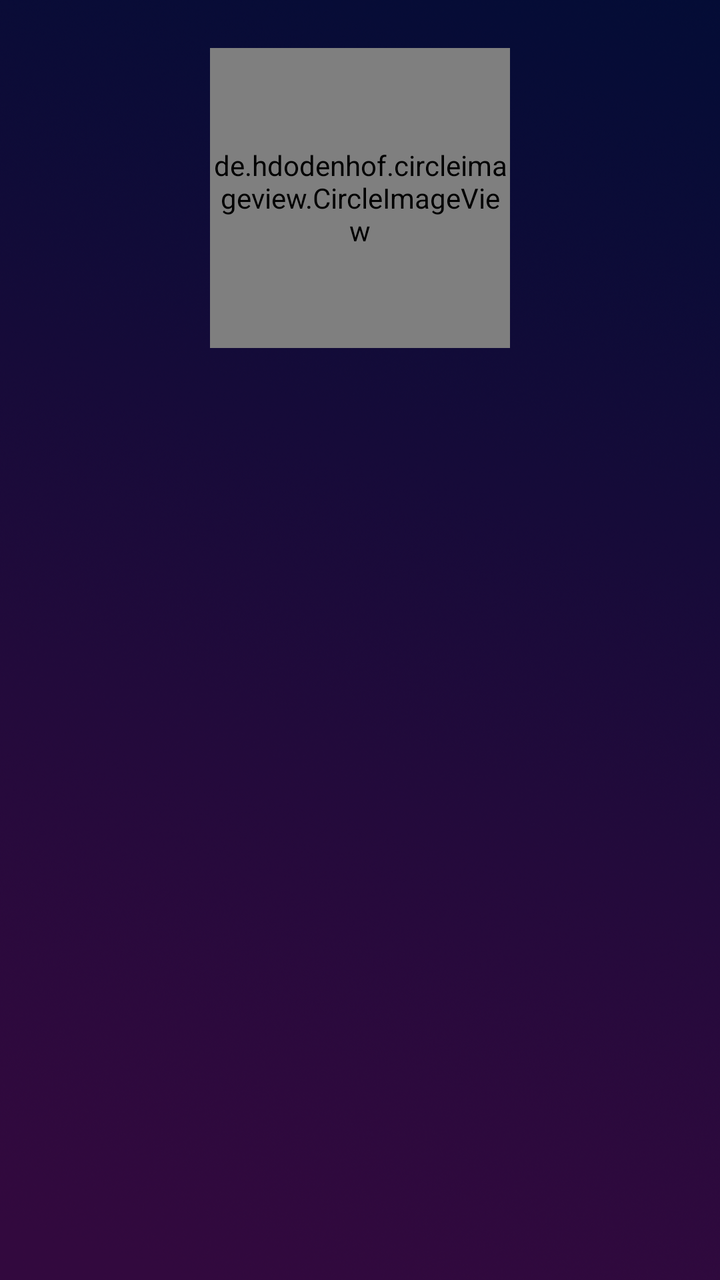
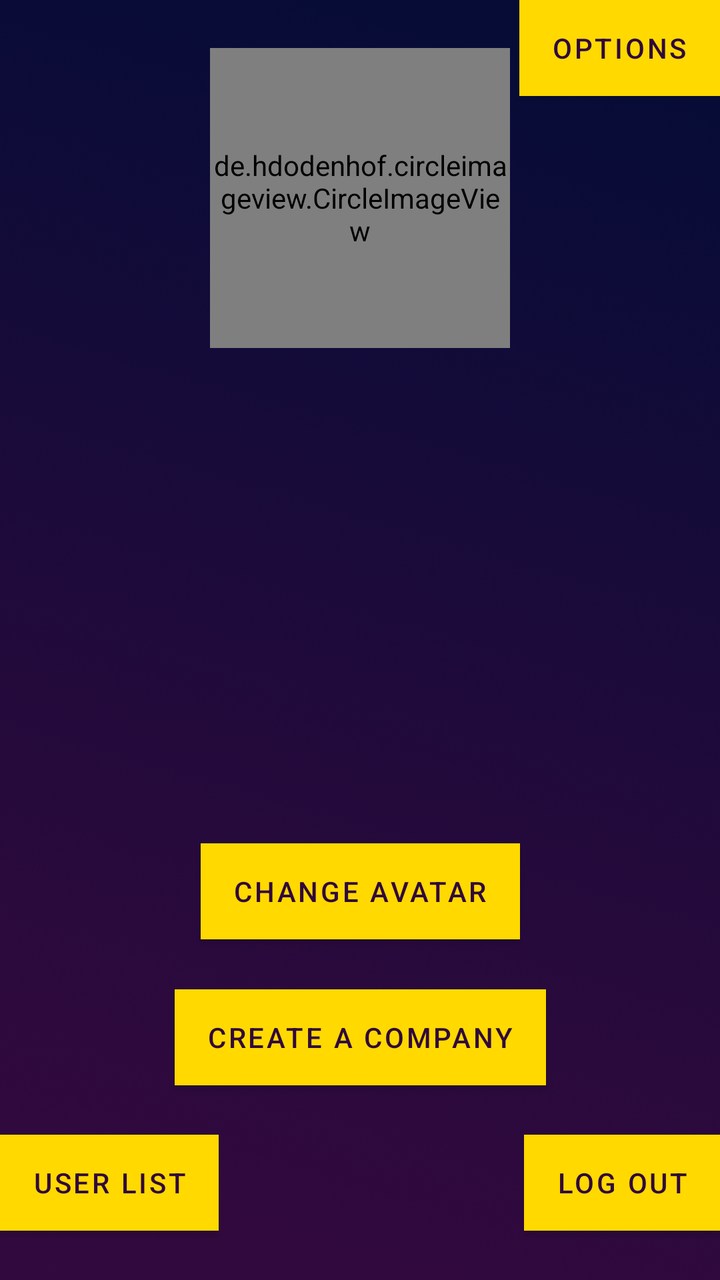

Before-and-after screenshots of an Android layout around one commit, followed by the original layout XML and the change that was made.
<!-- AndroidManifest.xml: activity theme Theme.Tasqr_NoToolBar -->
<!-- res/layout/activity_profile.xml -->
<?xml version="1.0" encoding="utf-8"?>
<androidx.constraintlayout.widget.ConstraintLayout xmlns:android="http://schemas.android.com/apk/res/android"
    xmlns:app="http://schemas.android.com/apk/res-auto"
    xmlns:tools="http://schemas.android.com/tools"
    android:layout_width="match_parent"
    android:layout_height="match_parent"
    android:background="@drawable/backgroundlogin"
    tools:context=".ProfileActivity">

    <androidx.constraintlayout.widget.ConstraintLayout
        android:layout_width="match_parent"
        android:layout_height="match_parent"
        app:layout_constraintBottom_toBottomOf="parent"
        app:layout_constraintEnd_toEndOf="parent"
        app:layout_constraintHorizontal_bias="0.0"
        app:layout_constraintStart_toStartOf="parent"
        app:layout_constraintTop_toTopOf="parent"
        app:layout_constraintVertical_bias="0.0">

        <de.hdodenhof.circleimageview.CircleImageView
            android:id="@+id/user_avatar"
            android:layout_width="150dp"
            android:layout_height="150dp"
            android:layout_marginTop="52dp"
            android:layout_marginBottom="32dp"
            app:layout_constraintBottom_toTopOf="@+id/user_name"
            app:layout_constraintEnd_toEndOf="parent"
            app:layout_constraintStart_toStartOf="parent"
            app:layout_constraintTop_toTopOf="parent"/>

        <TextView
            android:id="@+id/user_name"
            android:layout_width="wrap_content"
            android:layout_height="wrap_content"
            android:text=""
            android:textColor="@color/tasqr_yellow"
            android:textSize="36sp"
            app:layout_constraintBottom_toTopOf="@+id/user_surname"
            app:layout_constraintEnd_toEndOf="parent"
            app:layout_constraintStart_toStartOf="parent" />

        <TextView
            android:id="@+id/user_surname"
            android:layout_width="wrap_content"
            android:layout_height="wrap_content"
            android:text=""
            android:layout_marginTop="2dp"
            android:textColor="@color/tasqr_yellow"
            android:textSize="36sp"
            app:layout_constraintBottom_toBottomOf="parent"
            app:layout_constraintEnd_toEndOf="parent"
            app:layout_constraintHorizontal_bias="0.503"
            app:layout_constraintStart_toStartOf="parent"
            app:layout_constraintTop_toTopOf="parent"
            app:layout_constraintVertical_bias="0.38" />


        <TextView
            android:id="@+id/user_email"
            android:layout_width="wrap_content"
            android:layout_height="wrap_content"
            android:layout_marginTop="24dp"
            android:text=""
            android:textColor="@color/tasqr_yellow"
            android:textSize="36sp"
            app:layout_constraintBottom_toTopOf="@+id/user_password"
            app:layout_constraintEnd_toEndOf="parent"
            app:layout_constraintStart_toStartOf="parent"
            app:layout_constraintTop_toBottomOf="@+id/user_surname" />

        <TextView
            android:id="@+id/user_password"
            android:layout_width="wrap_content"
            android:layout_height="wrap_content"
            android:text=""
            android:layout_marginTop="2dp"
            android:textColor="@color/tasqr_yellow"
            android:textSize="36sp"
            app:layout_constraintEnd_toEndOf="parent"
            app:layout_constraintStart_toStartOf="parent"
            app:layout_constraintTop_toBottomOf="@+id/user_email" />

        <Button
            android:id="@+id/button_settings"
            android:layout_width="wrap_content"
            android:layout_height="wrap_content"
            android:background="@color/tasqr_yellow"
            android:text="@string/options"
            android:visibility="invisible"
            app:layout_constraintBottom_toBottomOf="parent"
            app:layout_constraintEnd_toEndOf="parent"
            app:layout_constraintHorizontal_bias="1.0"
            app:layout_constraintStart_toStartOf="parent"
            app:layout_constraintTop_toTopOf="parent"
            app:layout_constraintVertical_bias="0.0" />

        <Button
            android:id="@+id/button_logout"
            android:layout_width="wrap_content"
            android:layout_height="wrap_content"
            android:background="@color/tasqr_yellow"
            android:text="@string/logout"
            android:visibility="invisible"
            app:layout_constraintBottom_toBottomOf="parent"
            app:layout_constraintEnd_toEndOf="parent"
            app:layout_constraintTop_toBottomOf="@+id/button_create_company" />

        <Button
            android:id="@+id/button_user_list"
            android:layout_width="wrap_content"
            android:layout_height="wrap_content"
            android:background="@color/tasqr_yellow"
            android:text="@string/userlist"
            android:visibility="invisible"
            app:layout_constraintBottom_toBottomOf="parent"
            app:layout_constraintStart_toStartOf="parent"
            app:layout_constraintTop_toBottomOf="@+id/button_create_company" />

        <Button
            android:id="@+id/button_create_company"
            android:layout_width="wrap_content"
            android:layout_height="wrap_content"
            android:background="@color/tasqr_yellow"
            android:text="@string/createc"
            android:visibility="invisible"
            app:layout_constraintBottom_toBottomOf="parent"
            app:layout_constraintEnd_toEndOf="parent"
            app:layout_constraintStart_toStartOf="parent"
            app:layout_constraintTop_toBottomOf="@+id/user_password" />

        <Button
            android:id="@+id/button_change_avatar"
            android:layout_width="wrap_content"
            android:layout_height="wrap_content"
            android:text="change avatar"
            android:visibility="invisible"
            app:layout_constraintBottom_toTopOf="@+id/button_create_company"
            app:layout_constraintEnd_toEndOf="parent"
            app:layout_constraintStart_toStartOf="parent"
            app:layout_constraintTop_toBottomOf="@+id/user_password" />

    </androidx.constraintlayout.widget.ConstraintLayout>

</androidx.constraintlayout.widget.ConstraintLayout>
<!-- resources referenced by this layout -->
<resources>
  <color name="tasqr_yellow">#FFD900</color>
  <!-- drawable backgroundlogin: jpg bitmap (drawable, 9335 bytes) -->
  <string name="createc">Create a company</string>
  <string name="logout">Log out</string>
  <string name="options">Options</string>
  <string name="userlist">User list</string>
  <style name="Theme.Tasqr_NoToolBar" parent="Theme.MaterialComponents.Light.NoActionBar">
          
          <item name="colorPrimary">@color/purple_500</item>
          <item name="colorPrimaryVariant">@color/purple_700</item>
          <item name="colorOnPrimary">@color/white</item>
          
          <item name="colorSecondary">@color/teal_200</item>
          <item name="colorSecondaryVariant">@color/teal_700</item>
          <item name="colorOnSecondary">@color/black</item>
          
          <item name="android:statusBarColor">@color/status_bar_color</item>
          
      </style>
  <color name="purple_500">#FF6200EE</color>
  <color name="purple_700">#FF3700B3</color>
  <color name="white">#FFFFFFFF</color>
  <color name="teal_200">#FF03DAC5</color>
  <color name="teal_700">#FF018786</color>
  <color name="black">#FF000000</color>
  <color name="status_bar_color">#070C36</color>
</resources>

<!-- the commit's change to res/layout/activity_profile.xml (unified diff, before → after) -->
@@ -84,9 +84,11 @@
             android:id="@+id/button_settings"
             android:layout_width="wrap_content"
             android:layout_height="wrap_content"
-            android:background="@color/tasqr_yellow"
+            android:background="@android:color/background_dark"
+            android:backgroundTint="@android:color/background_dark"
+            android:color="@color/tasqr_yellow"
             android:text="@string/options"
-            android:visibility="invisible"
+            android:textColor="@color/tasqr_purple"
             app:layout_constraintBottom_toBottomOf="parent"
             app:layout_constraintEnd_toEndOf="parent"
             app:layout_constraintHorizontal_bias="1.0"
@@ -99,8 +101,9 @@
             android:layout_width="wrap_content"
             android:layout_height="wrap_content"
             android:background="@color/tasqr_yellow"
+            android:color="@color/tasqr_yellow"
             android:text="@string/logout"
-            android:visibility="invisible"
+            android:textColor="@color/tasqr_purple"
             app:layout_constraintBottom_toBottomOf="parent"
             app:layout_constraintEnd_toEndOf="parent"
             app:layout_constraintTop_toBottomOf="@+id/button_create_company" />
@@ -110,8 +113,9 @@
             android:layout_width="wrap_content"
             android:layout_height="wrap_content"
             android:background="@color/tasqr_yellow"
+            android:color="@color/tasqr_yellow"
             android:text="@string/userlist"
-            android:visibility="invisible"
+            android:textColor="@color/tasqr_purple"
             app:layout_constraintBottom_toBottomOf="parent"
             app:layout_constraintStart_toStartOf="parent"
             app:layout_constraintTop_toBottomOf="@+id/button_create_company" />
@@ -121,8 +125,9 @@
             android:layout_width="wrap_content"
             android:layout_height="wrap_content"
             android:background="@color/tasqr_yellow"
+            android:color="@color/tasqr_yellow"
             android:text="@string/createc"
-            android:visibility="invisible"
+            android:textColor="@color/tasqr_purple"
             app:layout_constraintBottom_toBottomOf="parent"
             app:layout_constraintEnd_toEndOf="parent"
             app:layout_constraintStart_toStartOf="parent"
@@ -132,8 +137,11 @@
             android:id="@+id/button_change_avatar"
             android:layout_width="wrap_content"
             android:layout_height="wrap_content"
+            android:background="@color/tasqr_yellow"
+            android:backgroundTint="@color/tasqr_yellow"
+            android:color="@color/tasqr_yellow"
             android:text="change avatar"
-            android:visibility="invisible"
+            android:textColor="@color/tasqr_purple"
             app:layout_constraintBottom_toTopOf="@+id/button_create_company"
             app:layout_constraintEnd_toEndOf="parent"
             app:layout_constraintStart_toStartOf="parent"
<!-- resource entries referenced after the edit -->
@@ -1,5 +1,6 @@
 <!-- resources referenced by this layout -->
 <resources>
+  <color name="tasqr_purple">#30093D</color>
   <color name="tasqr_yellow">#FFD900</color>
   <!-- drawable backgroundlogin: jpg bitmap (drawable, 9335 bytes) -->
   <string name="createc">Create a company</string>
@@ -8,7 +9,7 @@
   <string name="userlist">User list</string>
   <style name="Theme.Tasqr_NoToolBar" parent="Theme.MaterialComponents.Light.NoActionBar">
           
-          <item name="colorPrimary">@color/purple_500</item>
+          <item name="colorPrimary">@color/tasqr_yellow</item>
           <item name="colorPrimaryVariant">@color/purple_700</item>
           <item name="colorOnPrimary">@color/white</item>
           
@@ -19,7 +20,6 @@
           <item name="android:statusBarColor">@color/status_bar_color</item>
           
       </style>
-  <color name="purple_500">#FF6200EE</color>
   <color name="purple_700">#FF3700B3</color>
   <color name="white">#FFFFFFFF</color>
   <color name="teal_200">#FF03DAC5</color>
